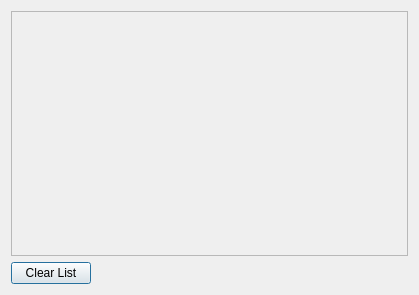
First picture: the form in forms/threadManager.ui, repository LuminanceHDR/LuminanceHDR, before the edit.
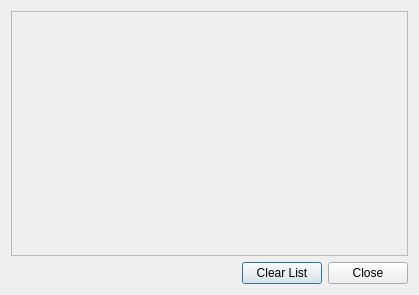
Second picture: the form after the edit.

Commit message: added closeButton, shifted buttons to the right side

Diff of the .ui file:
```diff
--- a/forms/threadManager.ui
+++ b/forms/threadManager.ui
@@ -57,13 +57,6 @@
      </item>
      <item>
       <layout class="QHBoxLayout" name="horizontalLayout" >
-       <item>
-        <widget class="QPushButton" name="clearButton" >
-         <property name="text" >
-          <string>Clear List</string>
-         </property>
-        </widget>
-       </item>
        <item>
         <spacer name="horizontalSpacer" >
          <property name="orientation" >
@@ -77,6 +70,20 @@
          </property>
         </spacer>
        </item>
+       <item>
+        <widget class="QPushButton" name="clearButton" >
+         <property name="text" >
+          <string>Clear List</string>
+         </property>
+        </widget>
+       </item>
+       <item>
+        <widget class="QPushButton" name="closeButton" >
+         <property name="text" >
+          <string>Close</string>
+         </property>
+        </widget>
+       </item>
       </layout>
      </item>
     </layout>
```
Left out of the diff: 19 changed lines with no effect on the pictures.
